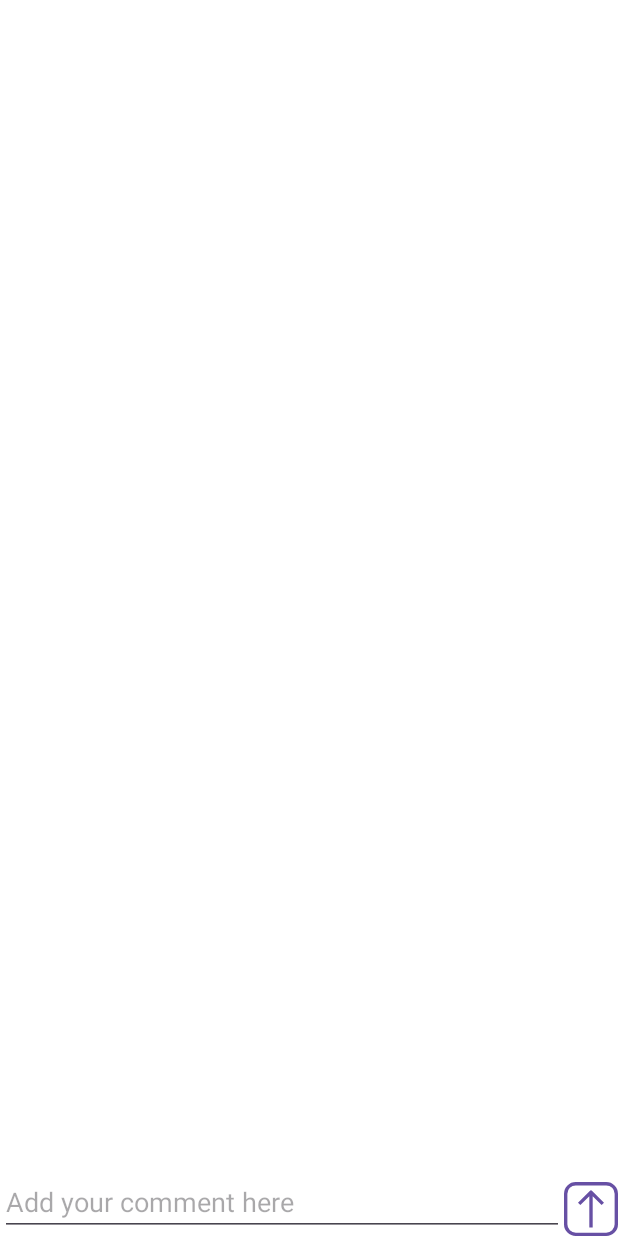
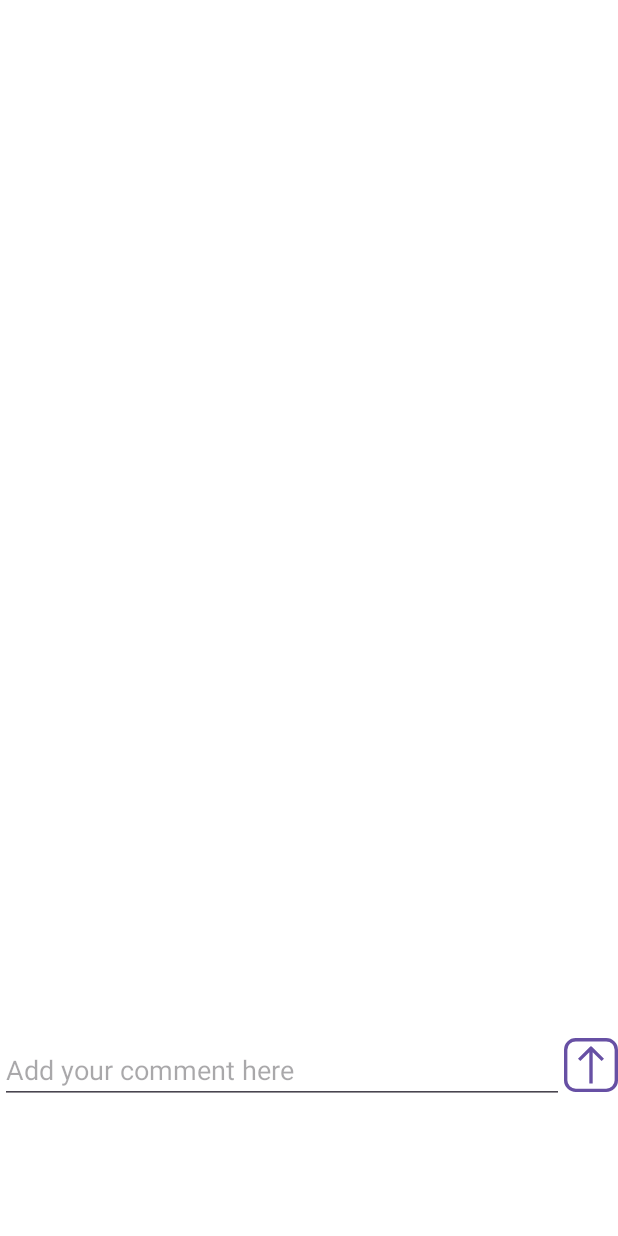
Before and after one commit to sanjanarampurkottur01/dal-community-app, an Android app: the layout fragment_add_comment.xml on its own in the app's theme, with its tools: preview values and no code run, on a phone screen of 412 x 824 dp. Run offline under Robolectric (Android 15) with nearby library versions, the phone set to English and light mode, and no system bars.

Commit message:
Implementing a commenting feature and including a button for posting comments on timeline posts.

```diff
--- a/DalCommunity/app/src/main/res/layout/fragment_add_comment.xml
+++ b/DalCommunity/app/src/main/res/layout/fragment_add_comment.xml
@@ -1,33 +1,39 @@
 <androidx.constraintlayout.widget.ConstraintLayout xmlns:android="http://schemas.android.com/apk/res/android"
+    xmlns:app="http://schemas.android.com/apk/res-auto"
+    xmlns:tools="http://schemas.android.com/tools"
     android:layout_width="match_parent"
     android:layout_height="match_parent"
     android:background="@color/white"
-    xmlns:app="http://schemas.android.com/apk/res-auto">
+    tools:layout_editor_absoluteX="0dp"
+    tools:layout_editor_absoluteY="81dp">
 
     <androidx.recyclerview.widget.RecyclerView
         android:id="@+id/recyclerViewComments"
         android:layout_width="0dp"
         android:layout_height="wrap_content"
-        app:layout_constraintStart_toStartOf="parent"
+        app:layout_constraintBottom_toTopOf="@id/comment_text_box"
         app:layout_constraintEnd_toEndOf="parent"
-        app:layout_constraintBottom_toTopOf="@id/comment_text_box" />
+        app:layout_constraintHorizontal_bias="0.0"
+        app:layout_constraintStart_toStartOf="parent" />
 
     <EditText
         android:id="@+id/comment_text_box"
         android:layout_width="0dp"
         android:layout_height="wrap_content"
+        android:layout_marginBottom="88dp"
         android:hint="Add your comment here"
-        app:layout_constraintStart_toStartOf="parent"
+        app:layout_constraintBottom_toBottomOf="parent"
         app:layout_constraintEnd_toStartOf="@id/button_id"
-        app:layout_constraintBottom_toBottomOf="parent" />
+        app:layout_constraintHorizontal_bias="0.0"
+        app:layout_constraintStart_toStartOf="parent" />
 
     <Button
         android:id="@+id/button_id"
+        android:layout_width="36dp"
         android:layout_height="36dp"
-        android:layout_width="36dp"
+        android:layout_marginBottom="96dp"
         android:background="@drawable/post_comment_outline"
-        app:layout_constraintEnd_toEndOf="parent"
         app:layout_constraintBottom_toBottomOf="parent"
-        />
+        app:layout_constraintEnd_toEndOf="parent" />
 
 </androidx.constraintlayout.widget.ConstraintLayout>
```
